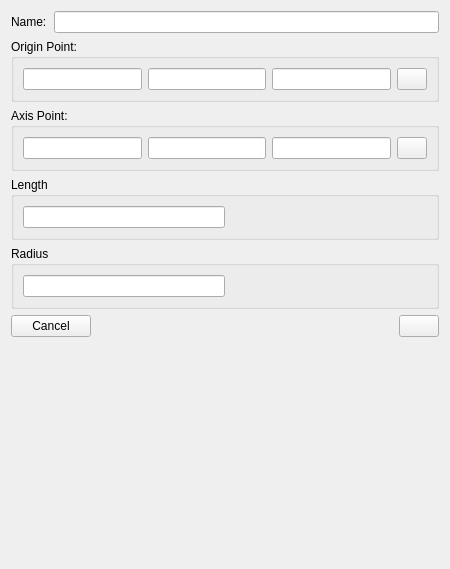
Old version of the form GUIDialog/GUIGeometryDialog/CylinderInfoWidget.ui in the repository eeaapp6/AppFlow-Agent.
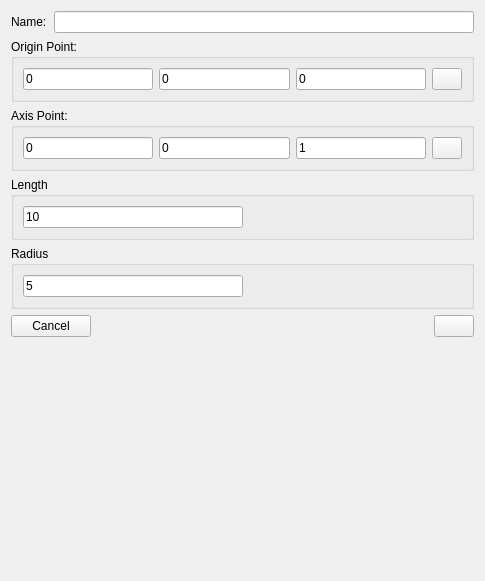
New version of the form.

Diff of the .ui file:
```diff
--- a/GUIDialog/GUIGeometryDialog/CylinderInfoWidget.ui
+++ b/GUIDialog/GUIGeometryDialog/CylinderInfoWidget.ui
@@ -6,8 +6,8 @@
    <rect>
     <x>0</x>
     <y>0</y>
-    <width>450</width>
-    <height>569</height>
+    <width>485</width>
+    <height>581</height>
    </rect>
   </property>
   <property name="windowTitle">
@@ -37,13 +37,25 @@
      </property>
      <layout class="QGridLayout" name="gridLayout">
       <item row="0" column="0">
-       <widget class="QLineEdit" name="lineEdit_OriginPoint1"/>
+       <widget class="QLineEdit" name="lineEdit_OriginPoint1">
+        <property name="text">
+         <string>0</string>
+        </property>
+       </widget>
       </item>
       <item row="0" column="1">
-       <widget class="QLineEdit" name="lineEdit_OriginPoint2"/>
+       <widget class="QLineEdit" name="lineEdit_OriginPoint2">
+        <property name="text">
+         <string>0</string>
+        </property>
+       </widget>
       </item>
       <item row="0" column="2">
-       <widget class="QLineEdit" name="lineEdit_OriginPoint3"/>
+       <widget class="QLineEdit" name="lineEdit_OriginPoint3">
+        <property name="text">
+         <string>0</string>
+        </property>
+       </widget>
       </item>
       <item row="0" column="3">
        <widget class="QPushButton" name="pushButton_OriginPoint">
@@ -80,13 +92,25 @@
      </property>
      <layout class="QGridLayout" name="gridLayout_3">
       <item row="0" column="0">
-       <widget class="QLineEdit" name="lineEdit_AxisPoint1"/>
+       <widget class="QLineEdit" name="lineEdit_AxisPoint1">
+        <property name="text">
+         <string>0</string>
+        </property>
+       </widget>
       </item>
       <item row="0" column="1">
-       <widget class="QLineEdit" name="lineEdit_AxisPoint2"/>
+       <widget class="QLineEdit" name="lineEdit_AxisPoint2">
+        <property name="text">
+         <string>0</string>
+        </property>
+       </widget>
       </item>
       <item row="0" column="2">
-       <widget class="QLineEdit" name="lineEdit_AxisPoint3"/>
+       <widget class="QLineEdit" name="lineEdit_AxisPoint3">
+        <property name="text">
+         <string>1</string>
+        </property>
+       </widget>
       </item>
       <item row="0" column="3">
        <widget class="QPushButton" name="pushButton_AxisPoint">
@@ -117,7 +141,11 @@
      </property>
      <layout class="QGridLayout" name="gridLayout_4">
       <item row="0" column="0">
-       <widget class="QLineEdit" name="lineEdit_Length"/>
+       <widget class="QLineEdit" name="lineEdit_Length">
+        <property name="text">
+         <string>10</string>
+        </property>
+       </widget>
       </item>
       <item row="0" column="1">
        <spacer name="horizontalSpacer_3">
@@ -148,7 +176,11 @@
      </property>
      <layout class="QGridLayout" name="gridLayout_2">
       <item row="0" column="0">
-       <widget class="QLineEdit" name="lineEdit_Radius"/>
+       <widget class="QLineEdit" name="lineEdit_Radius">
+        <property name="text">
+         <string>5</string>
+        </property>
+       </widget>
       </item>
       <item row="0" column="1">
        <spacer name="horizontalSpacer">
```
